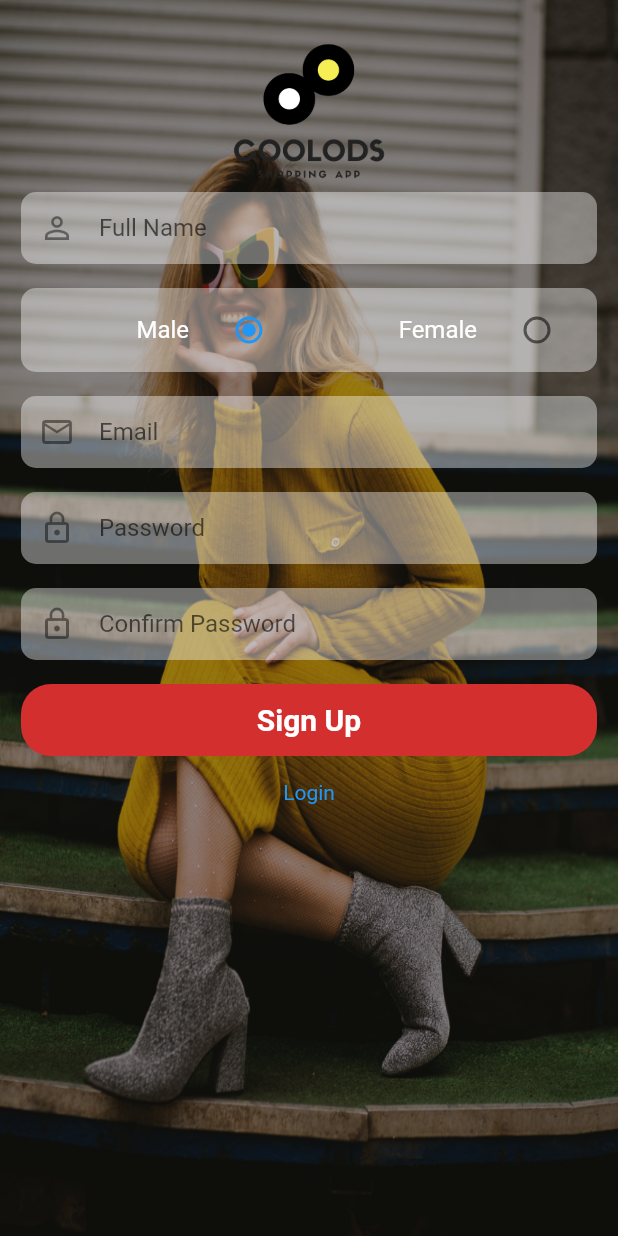
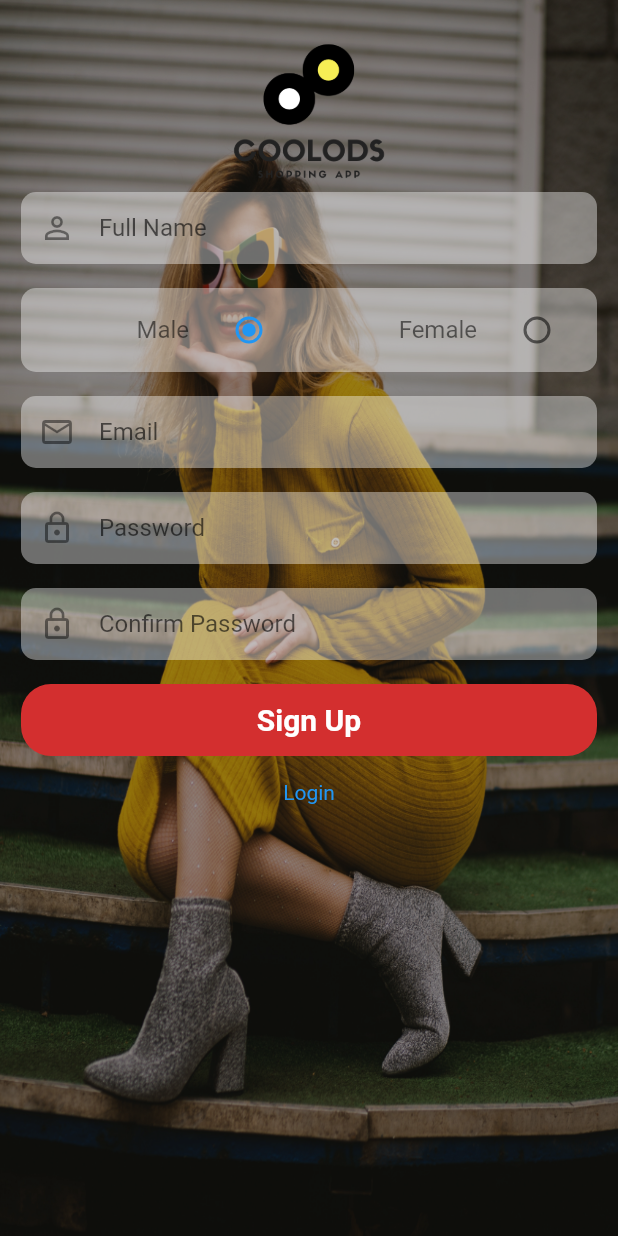
Before and after one commit to Crawford30/ShopApp, a Flutter app: the screen it shows after launch, after a tap on "Sign Up", on a phone screen of 412 x 824 dp. Run offline on Flutter 3.47's test engine with Material 2 defaults, Android fonts, the phone set to English and light mode, and no system bars; our stand-ins replace carousel_pro, cloud_firestore, firebase_auth, firebase_core, fluttertoast, google_sign_in and 1 more; accounts and stored records are empty.

Commit message:
Modified UI design colors on login and sign up page

```diff
--- a/lib/pages/login.dart
+++ b/lib/pages/login.dart
@@ -158,7 +158,7 @@ class _LoginState extends State<Login> {
                       padding: const EdgeInsets.fromLTRB(14.0, 8.0, 14.0, 8.0),
                       child: Material(
                         borderRadius: BorderRadius.circular(20.0),
-                        color: Colors.blue,
+                        color: Colors.red.shade700,
                         elevation: 0.0,
                         child: MaterialButton(
                           onPressed: () {},
@@ -195,7 +195,7 @@ class _LoginState extends State<Login> {
                         child: Text(
                           'Sign Up',
                           textAlign: TextAlign.center,
-                          style: TextStyle(color: Colors.red),
+                          style: TextStyle(color: Colors.blue),
                         ),
                       ),
                     ),
--- a/lib/pages/signup.dart
+++ b/lib/pages/signup.dart
@@ -84,7 +84,7 @@ class _SignUpState extends State<SignUp> {
                                 title: Text(
                                   "Male",
                                   textAlign: TextAlign.end,
-                                  style: TextStyle(color: Colors.white),
+                                  style: TextStyle(color: Colors.black54),
                                 ),
                                 trailing: Radio(
                                     value: "male",
@@ -97,7 +97,7 @@ class _SignUpState extends State<SignUp> {
                                 title: Text(
                                   "Female",
                                   textAlign: TextAlign.end,
-                                  style: TextStyle(color: Colors.white),
+                                  style: TextStyle(color: Colors.black54),
                                 ),
                                 trailing: Radio(
                                     value: "female",
```
